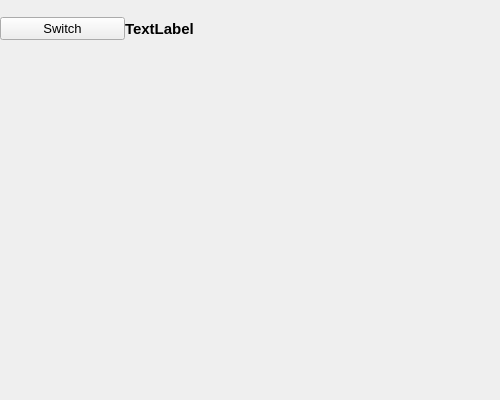
The window that BLHardwareScaner/BLHardwareScaner/Ui/TestItem/CameraView.ui (BurnellLiu/LiuProject) describes before a commit, drawn with Qt 5.
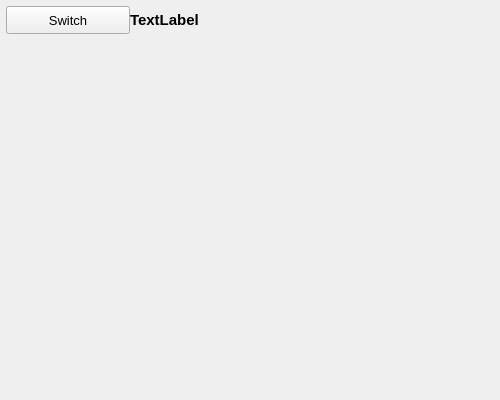
The same window after the commit.

Commit message: 优化UI

The edit to the form file:
```diff
--- a/BLHardwareScaner/BLHardwareScaner/Ui/TestItem/CameraView.ui
+++ b/BLHardwareScaner/BLHardwareScaner/Ui/TestItem/CameraView.ui
@@ -24,14 +24,32 @@
     <number>0</number>
    </property>
    <item>
-    <layout class="QVBoxLayout" name="verticalLayout" stretch="1,6">
+    <layout class="QVBoxLayout" name="verticalLayout" stretch="1,9">
      <property name="spacing">
       <number>0</number>
      </property>
      <item>
       <layout class="QHBoxLayout" name="horizontalLayout" stretch="1,3">
+       <property name="leftMargin">
+        <number>6</number>
+       </property>
+       <property name="topMargin">
+        <number>6</number>
+       </property>
+       <property name="bottomMargin">
+        <number>6</number>
+       </property>
        <item>
         <widget class="QPushButton" name="pushButtonSwitch">
+         <property name="sizePolicy">
+          <sizepolicy hsizetype="Expanding" vsizetype="Expanding">
+           <horstretch>0</horstretch>
+           <verstretch>0</verstretch>
+          </sizepolicy>
+         </property>
+         <property name="styleSheet">
+          <string notr="true"/>
+         </property>
          <property name="text">
           <string>Switch</string>
          </property>
```
The commit also changes 2 other files.
